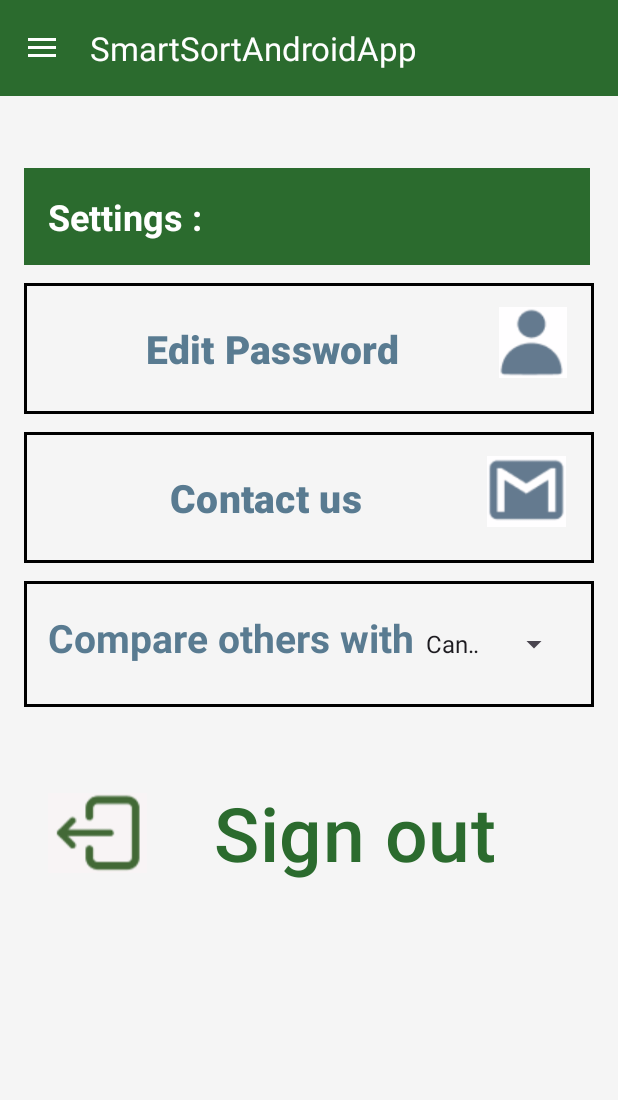
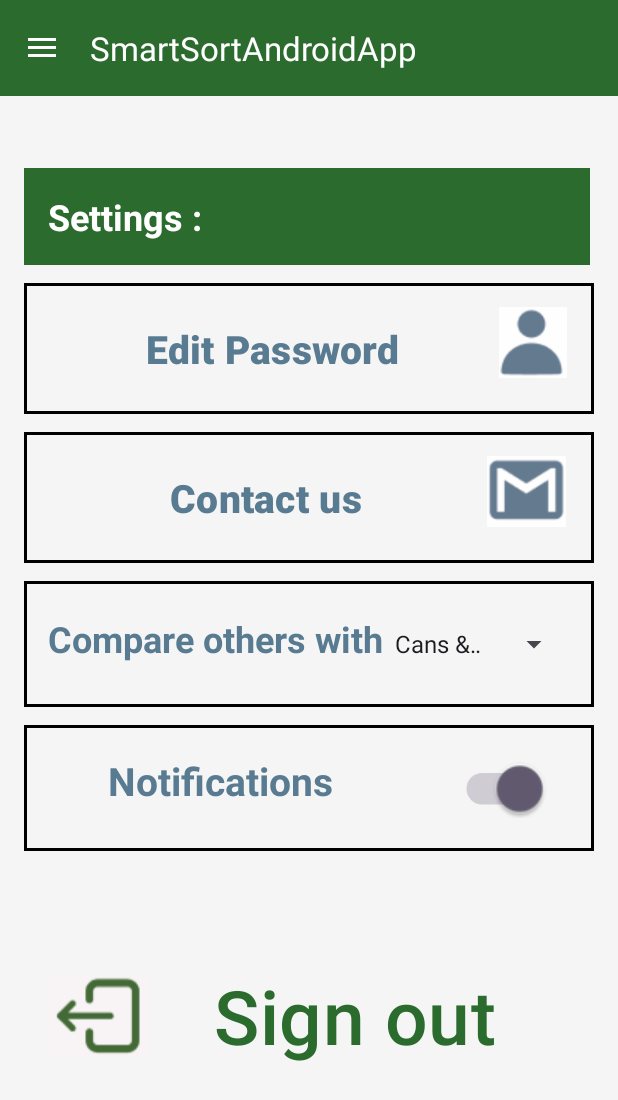
Before and after one commit to ZiadArnaout2003/SmartSort, an Android app: the Activity_Settings screen opened directly, with no data from a screen before it, on a phone screen of 412 x 824 dp. Shown: the top 1100 px of the screen. Run offline under Robolectric (Android 15) with nearby library versions, the phone set to English and light mode, and no system bars; our stand-ins replace Firebase (no records; nobody signed in at launch, a user with empty details on screens opened directly).

Commit message:
Added the notification to settings , updated with the latest model and removed volume

```diff
--- a/app/src/main/java/ca/concordia/smartsortandroidapp/Activity_Settings.java
+++ b/app/src/main/java/ca/concordia/smartsortandroidapp/Activity_Settings.java
@@ -1,9 +1,13 @@
 package ca.concordia.smartsortandroidapp;
 
+import android.app.NotificationManager;
+import android.content.Context;
 import android.content.Intent;
 import android.content.SharedPreferences;
 import android.net.Uri;
+import android.os.Build;
 import android.os.Bundle;
+import android.provider.Settings;
 import android.view.View;
 import android.widget.AdapterView;
 import android.widget.ArrayAdapter;
@@ -11,6 +15,7 @@ import android.widget.Button;
 import android.widget.FrameLayout;
 import android.widget.ImageView;
 import android.widget.Spinner;
+import android.widget.Switch;
 import android.widget.Toast;
 
 import androidx.appcompat.app.AppCompatActivity;
@@ -28,19 +33,21 @@ public class Activity_Settings extends NavigationBar {
         contentFrame.addView(contentView);
 
         setupDrawer();
-
-
-        // Edit Profile button
+        Switch notificationsSwitch = contentView.findViewById(R.id.toggleButton);
+        notificationsSwitch.setChecked(areNotificationsEnabled());
+        notificationsSwitch.setOnCheckedChangeListener((buttonView, isChecked) -> {
+                Toast.makeText(Activity_Settings.this, "Redirecting to settings to " + (isChecked ? "enable" : "disable")+ " notifications ...", Toast.LENGTH_LONG).show();
+                openNotificationSettings();
+        });
         Button editProfileButton = contentView.findViewById(R.id.button_edit_profile);
         editProfileButton.setOnClickListener(v -> {
             Intent intent = new Intent(Activity_Settings.this, Activity_ChangePassword.class);
             startActivity(intent);
         });
 
-        // Sign out Settings button
         Button SigningOut = contentView.findViewById(R.id.SignOut);
         SigningOut.setOnClickListener(v -> {
-            // Sign out from Firebase
+            // We should also sign out from Firebase to avoid problems
             FirebaseAuth.getInstance().signOut();
 
             Intent intent1 = new Intent(Activity_Settings.this, Activity_Login.class);
@@ -60,16 +67,14 @@ public class Activity_Settings extends NavigationBar {
             }
         });
 
-        // New: Setup Spinner for bar chart comparison
         Spinner comparisonSpinner = contentView.findViewById(R.id.spinner_recyclable_comparison);
         String[] options = {"Bottles", "Cans", "Cans & Bottles"};
         ArrayAdapter<String> adapter = new ArrayAdapter<>(this, android.R.layout.simple_spinner_item, options);
         adapter.setDropDownViewResource(android.R.layout.simple_spinner_dropdown_item);
         comparisonSpinner.setAdapter(adapter);
 
-        // Load saved preference and set initial selection
         SharedPreferences prefs = getSharedPreferences("AppSettings", MODE_PRIVATE);
-        String savedComparison = prefs.getString("current_recyclable", "can_bottles");
+        String savedComparison = prefs.getString("current_recyclable", "cans_bottles");
         int selectedPosition = 2;
         switch (savedComparison) {
             case "bottles":
@@ -78,20 +83,18 @@ public class Activity_Settings extends NavigationBar {
             case "cans":
                 selectedPosition = 1;
                 break;
-            case "can_bottles":
+            case "cans_bottles":
                 selectedPosition = 2;
                 break;
-            // Default is 0: "recyclable_vs_non_recyclable"
         }
         comparisonSpinner.setSelection(selectedPosition);
 
-        // Save selection to SharedPreferences
         comparisonSpinner.setOnItemSelectedListener(new AdapterView.OnItemSelectedListener() {
             @Override
             public void onItemSelected(AdapterView<?> parent, View view, int position, long id) {
-                String[] values = {"bottles", "cans", "can_bottles"};
+                String[] values = {"bottles", "cans", "cans_bottles"};
                 SharedPreferences.Editor editor = prefs.edit();
-                editor.putString("bar_chart_comparison", values[position]);
+                editor.putString("current_recyclable", values[position]);
                 editor.apply();
             }
 
@@ -102,4 +105,27 @@ public class Activity_Settings extends NavigationBar {
         });
 
     }
+    private boolean areNotificationsEnabled() {
+        NotificationManager manager = (NotificationManager) getSystemService(Context.NOTIFICATION_SERVICE);
+        return manager.areNotificationsEnabled();
+    }
+    @Override
+    protected void onResume() {
+        super.onResume();
+        Switch notificationsSwitch = findViewById(R.id.toggleButton);
+        notificationsSwitch.setChecked(areNotificationsEnabled());
+    }
+    private void openNotificationSettings() {
+        Intent intent = new Intent();
+        if (Build.VERSION.SDK_INT >= Build.VERSION_CODES.O) {
+            intent.setAction(Settings.ACTION_APP_NOTIFICATION_SETTINGS);
+            intent.putExtra(Settings.EXTRA_APP_PACKAGE, getPackageName());
+        } else {
+            intent.setAction(Settings.ACTION_APPLICATION_DETAILS_SETTINGS);
+            intent.addCategory(Intent.CATEGORY_DEFAULT);
+            intent.setData(Uri.parse("package:" + getPackageName()));
+        }
+        startActivity(intent);
+    }
+
 }
--- a/app/src/main/java/ca/concordia/smartsortandroidapp/ClassificationService.java
+++ b/app/src/main/java/ca/concordia/smartsortandroidapp/ClassificationService.java
@@ -152,13 +152,15 @@ public class ClassificationService extends Service {
         int maxIdx = 0;
         float maxProb = 0;
         for (int i = 0; i < labels.size(); i++) {
+            float prob = output[0][i];
+            android.util.Log.d("SmartSort", "🔎 Class: " + labels.get(i) + " | Probability: " + prob);
             if (output[0][i] > maxProb) {
                 maxProb = output[0][i];
                 maxIdx = i;
             }
         }
 
-        if (maxProb < 0.80f) {
+        if (maxProb < 0.70f) {
             return "2 Others";
         }
 
--- a/app/src/main/java/ca/concordia/smartsortandroidapp/MainActivity.java
+++ b/app/src/main/java/ca/concordia/smartsortandroidapp/MainActivity.java
@@ -94,7 +94,7 @@ public class MainActivity extends NavigationBar {
         contentFrame.addView(contentView);
 
         setupDrawer();
-        SharedPreferences userPrefs = getSharedPreferences("UserPrefs", MODE_PRIVATE);
+        SharedPreferences userPrefs = getSharedPreferences("AppSettings", MODE_PRIVATE);
         currentRecyclable = userPrefs.getString("current_recyclable", "cans_bottles"); // default
 
         barChart = contentView.findViewById(R.id.barChart);
--- a/app/src/main/java/ca/concordia/smartsortandroidapp/PredictionResult.java
+++ b/app/src/main/java/ca/concordia/smartsortandroidapp/PredictionResult.java
@@ -7,7 +7,7 @@ public class PredictionResult {
     private final String imageUrl;
     private final Timestamp timestamp;
 
-    public PredictionResult(String prediction, String imageUrl, Timestamp timestamp, String volume) {
+    public PredictionResult(String prediction, String imageUrl, Timestamp timestamp) {
         this.prediction = prediction;
         this.imageUrl = imageUrl;
         this.timestamp = timestamp;
--- a/app/src/main/res/layout/activity_dyk.xml
+++ b/app/src/main/res/layout/activity_dyk.xml
@@ -13,14 +13,14 @@
 
     <TextView
         android:id="@+id/fact_title"
-        android:layout_width="149dp"
+        android:layout_width="213dp"
         android:layout_height="wrap_content"
         android:layout_gravity="center_horizontal"
         android:layout_marginBottom="16dp"
         android:drawableRight="@drawable/recycle"
         android:text="Recycling :"
         android:textColor="#2B6B2E"
-        android:textSize="20sp"
+        android:textSize="30sp"
         android:textStyle="bold" />
 
     <TextView
--- a/app/src/main/res/layout/activity_settings.xml
+++ b/app/src/main/res/layout/activity_settings.xml
@@ -92,7 +92,7 @@
             android:layout_marginBottom="8dp"
             android:text="Compare others with"
             android:textColor="@color/gray"
-            android:textSize="26sp"
+            android:textSize="24sp"
             android:textStyle="bold" />
 
         <Spinner
@@ -102,14 +102,42 @@
             android:textColor="@color/gray" />
 
     </LinearLayout>
+    <LinearLayout
+        android:layout_width="match_parent"
+        android:layout_height="wrap_content"
+        android:layout_marginTop="12dp"
+        android:background="@drawable/setting_item_bg"
+        android:orientation="horizontal"
+        android:padding="16dp">
 
+        <TextView
+            android:id="@+id/notificationsToggle"
+            android:layout_width="wrap_content"
+            android:layout_height="43dp"
+            android:layout_marginBottom="8dp"
+            android:layout_marginLeft="40dp"
+            android:text="Notifications"
+            android:textColor="@color/gray"
+            android:textSize="26sp"
+            android:textStyle="bold" />
+
+        <Switch
+            android:id="@+id/toggleButton"
+            android:layout_width="52dp"
+            android:layout_height="52dp"
+            android:layout_marginLeft="80dp"
+            android:scaleX="1.5"
+            android:scaleY="1.5"
+            android:textColor="@color/gray" />
+
+    </LinearLayout>
 
     <!-- Sign Out -->
     <LinearLayout
         android:id="@+id/sign_out_option"
         android:layout_width="match_parent"
         android:layout_height="wrap_content"
-        android:layout_marginTop="24dp"
+        android:layout_marginTop="50dp"
         android:gravity="center_vertical"
         android:orientation="horizontal"
         android:padding="16dp">
@@ -119,6 +147,7 @@
             android:layout_height="71dp"
             android:contentDescription="Mail"
             android:src="@drawable/logout" />
+
         <Button
             android:id="@+id/SignOut"
             android:layout_width="276dp"
```
Also changed, not shown: 1 other file.
